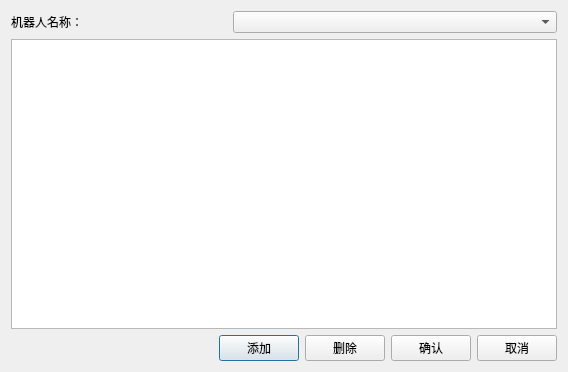
Before: the Qt Designer form include/robotSpaceDefine.ui in offline-programming-software/offline-programming, drawn with Qt 5.
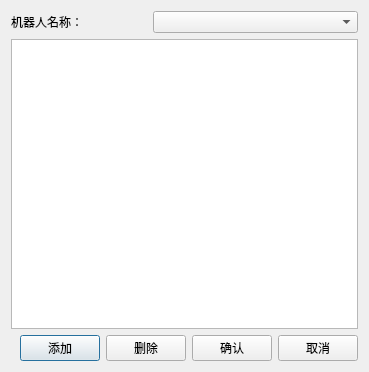
After: the same form once the commit is applied.

Patch:
```diff
--- a/include/robotSpaceDefine.ui
+++ b/include/robotSpaceDefine.ui
@@ -6,7 +6,7 @@
    <rect>
     <x>0</x>
     <y>0</y>
-    <width>568</width>
+    <width>369</width>
     <height>372</height>
    </rect>
   </property>
```
